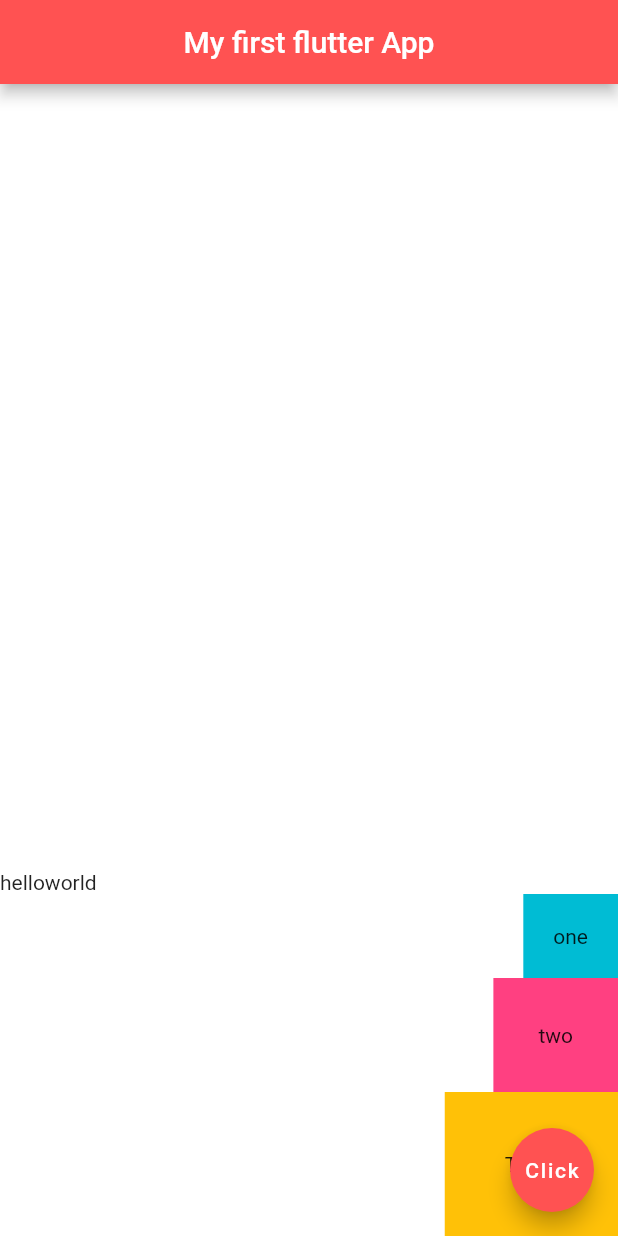
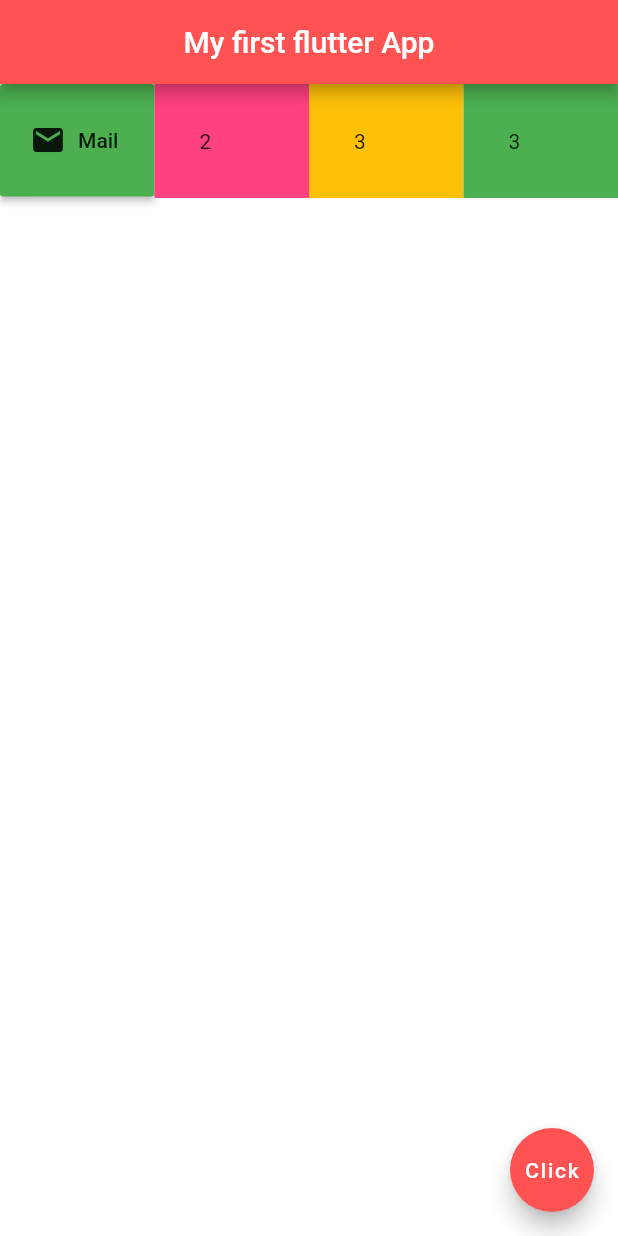
Before and after one commit to Lakshan555/FlutterTest, a Flutter app: the screen it shows after launch, on a phone screen of 412 x 824 dp. Run offline on Flutter 3.47's test engine with Material 2 defaults, Android fonts, the phone set to English and light mode, and no system bars.

Commit message:
Expand with button

```diff
--- a/lib/main.dart
+++ b/lib/main.dart
@@ -15,33 +15,46 @@ class Home extends StatelessWidget {
         backgroundColor: Colors.redAccent,
       ),
 
-      body:Column(
-        mainAxisAlignment: MainAxisAlignment.end,
-        crossAxisAlignment: CrossAxisAlignment.end,
+      body:Row(
+        mainAxisAlignment: MainAxisAlignment.center,
+        crossAxisAlignment: CrossAxisAlignment.start,
+        children: [
+          Column(),
+          Expanded(
+            child: Container(
+              height: 75,
+              child:RaisedButton.icon(
+                 onPressed: (){},
+                 icon:Icon(
+                   Icons.mail,
+                 ),
+                 label: Text('Mail'),
+                color: Colors.green,
 
-        children: [
-          Row(
-            children: [
-              Text('hello'),
-              Text("world")
-            ],
+              ) ,
+            ),
           ),
-          Container(
-            padding: EdgeInsets.all(20),
-            color: Colors.cyan,
-            child: Text('one'),
+          Expanded(
+            child: Container(
+              padding: EdgeInsets.all(30.0),
+              color: Colors.pinkAccent,
+              child: Text('2'),),
           ),
-          Container(
-            padding: EdgeInsets.all(30),
+          Expanded(
+            child: Container(
+              padding: EdgeInsets.all(30.0),
+              color: Colors.amber,
+              child: Text('3'),
+            ),
+          ),
+          Expanded(
+            child: Container(
+              padding: EdgeInsets.all(30.0),
+              color: Colors.green,
+              child: Text('3'),
+            ),
+          ),
 
-            color: Colors.pinkAccent,
-            child: Text('two'),
-          ),
-          Container(
-            padding: EdgeInsets.all(40),
-            color: Colors.amber,
-            child: Text('Three'),
-          ),
 
         ],
       ),
```
